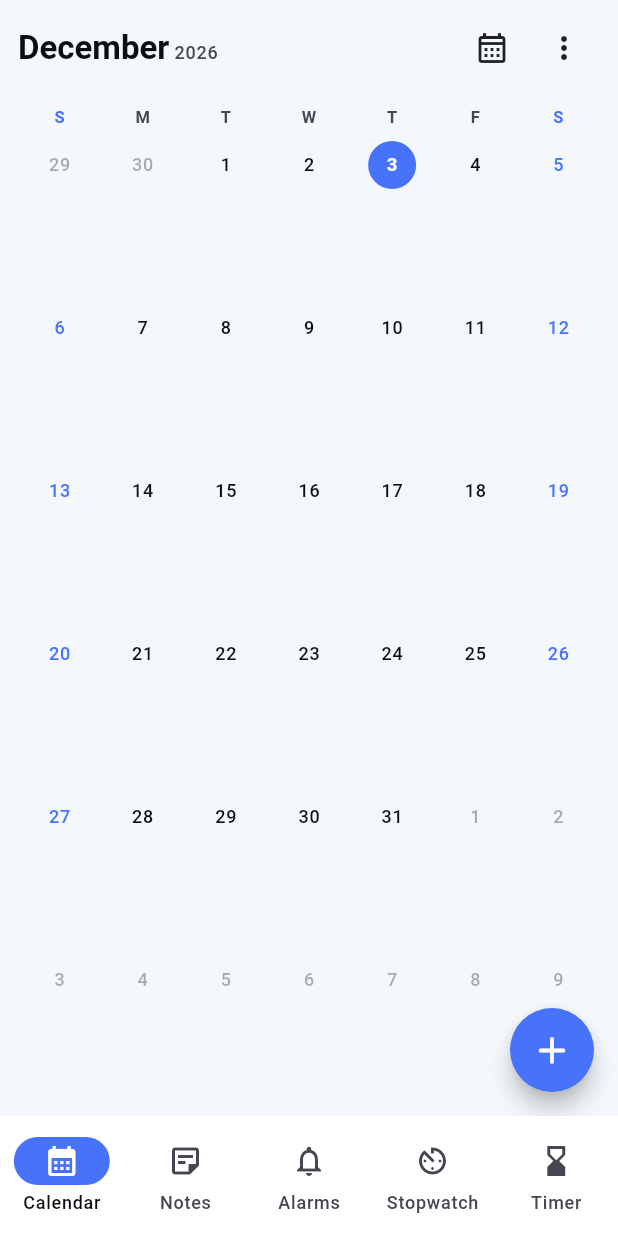
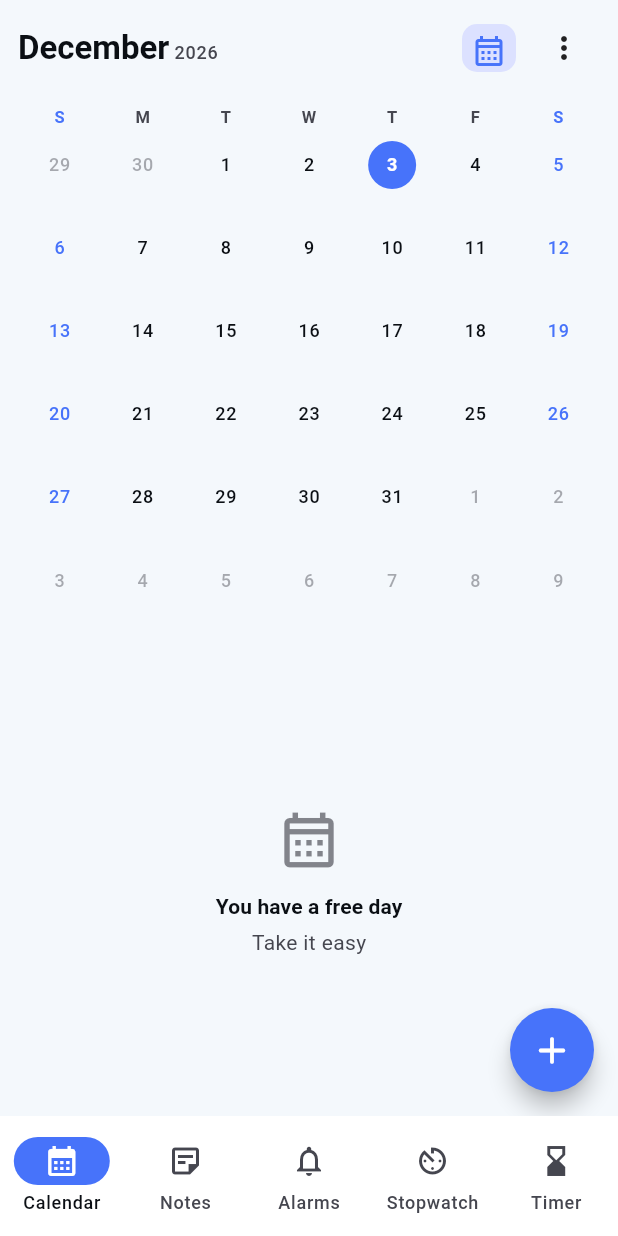
Before and after one commit to ramyadevigu/app_smarana, a Flutter app: the screen it shows after launch, on a phone screen of 412 x 824 dp. Run offline on Flutter 3.47's test engine with Material 3 defaults, Android fonts, the phone set to English and light mode, and no system bars; our stand-ins replace file_picker, flutter_local_notifications, flutter_timezone, open_filex, shared_preferences, timezone; missing offline and left inert: android_alarm_manager_plus, flutter_quill; statements that could not run were skipped.

Commit message:
calendar list

```diff
--- a/lib/features/calender/calender_screen.dart
+++ b/lib/features/calender/calender_screen.dart
@@ -488,11 +488,18 @@ class _CalendarScreenState extends State<CalendarScreen> {
   }
 
   Widget _buildMonthView(BuildContext context, Key key) {
+    return LayoutBuilder(
+      key: key,
+      builder: (context, constraints) {
+        final calendarHeight = (constraints.maxHeight * 0.53).clamp(
+          280.0,
+          390.0,
+        );
         return Column(
-      key: key,
           children: [
             _buildWeekdayHeader(context),
-        Expanded(
+            SizedBox(
+              height: calendarHeight - 28,
               child: Listener(
                 onPointerDown: (event) => _monthPointerStart = event.position,
                 onPointerUp: (event) {
@@ -532,6 +539,53 @@ class _CalendarScreenState extends State<CalendarScreen> {
                 ),
               ),
             ),
+            const SizedBox(height: 8),
+            Expanded(child: _buildSelectedDateContent(context)),
+          ],
+        );
+      },
+    );
+  }
+
+  Widget _buildSelectedDateContent(BuildContext context) {
+    final occurrences = _occurrencesFor(_selectedDate);
+    final theme = Theme.of(context);
+    if (occurrences.isEmpty) {
+      return Center(
+        key: const ValueKey('calendar-empty-day'),
+        child: Column(
+          mainAxisSize: MainAxisSize.min,
+          children: [
+            Icon(
+              Icons.calendar_month_outlined,
+              size: 44,
+              color: theme.colorScheme.onSurfaceVariant.withValues(alpha: 0.65),
+            ),
+            const SizedBox(height: 12),
+            Text(
+              'You have a free day',
+              style: theme.textTheme.titleSmall?.copyWith(
+                fontWeight: FontWeight.w700,
+              ),
+            ),
+            const SizedBox(height: 4),
+            Text(
+              'Take it easy',
+              style: theme.textTheme.bodyMedium?.copyWith(
+                color: theme.colorScheme.onSurfaceVariant,
+              ),
+            ),
+          ],
+        ),
+      );
+    }
+
+    return ListView(
+      key: const ValueKey('calendar-selected-day-events'),
+      padding: const EdgeInsets.fromLTRB(4, 4, 4, 100),
+      children: [
+        for (final occurrence in occurrences)
+          _buildEventRow(context, occurrence),
       ],
     );
   }
--- a/lib/features/calender/widgets/calendar_view_selector.dart
+++ b/lib/features/calender/widgets/calendar_view_selector.dart
@@ -113,7 +113,15 @@ class CalendarViewSelector extends StatelessWidget {
       menuPadding: const EdgeInsets.symmetric(vertical: 6),
       constraints: const BoxConstraints(minWidth: 188, maxWidth: 220),
       shape: RoundedRectangleBorder(borderRadius: BorderRadius.circular(16)),
-      icon: CalendarViewIcon(mode: selectedMode),
+      icon: Container(
+        key: const ValueKey('calendar-active-view-icon'),
+        padding: const EdgeInsets.all(6),
+        decoration: BoxDecoration(
+          color: colors.primaryContainer,
+          borderRadius: BorderRadius.circular(10),
+        ),
+        child: CalendarViewIcon(mode: selectedMode, color: colors.primary),
+      ),
       itemBuilder: (context) => [
         for (final mode in modes)
           PopupMenuItem<CalendarViewMode>(
```
Also changed, not shown: 2 other files. Lines whose indentation alone changed are shown as unchanged.
